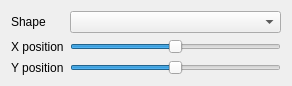
Old version of the form Effects/RadialRainbow/RadialRainbow.ui in the repository DLdota/OpenRGBEffectsPlugin.
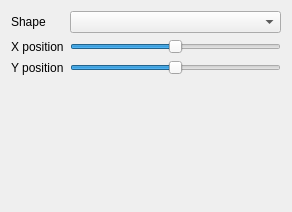
New version of the form. Custom widgets are drawn as their Qt base class.

What changed in the file:
```diff
--- a/Effects/RadialRainbow/RadialRainbow.ui
+++ b/Effects/RadialRainbow/RadialRainbow.ui
@@ -7,7 +7,7 @@
     <x>0</x>
     <y>0</y>
     <width>292</width>
-    <height>82</height>
+    <height>212</height>
    </rect>
   </property>
   <property name="windowTitle">
@@ -64,6 +64,19 @@
    <item row="0" column="1">
     <widget class="QComboBox" name="shape"/>
    </item>
+   <item row="3" column="0" colspan="2">
+    <spacer name="verticalSpacer">
+     <property name="orientation">
+      <enum>Qt::Vertical</enum>
+     </property>
+     <property name="sizeHint" stdset="0">
+      <size>
+       <width>20</width>
+       <height>40</height>
+      </size>
+     </property>
+    </spacer>
+   </item>
   </layout>
  </widget>
  <customwidgets>
```
Left out of the diff: 34 changed lines with no effect on the pictures.
